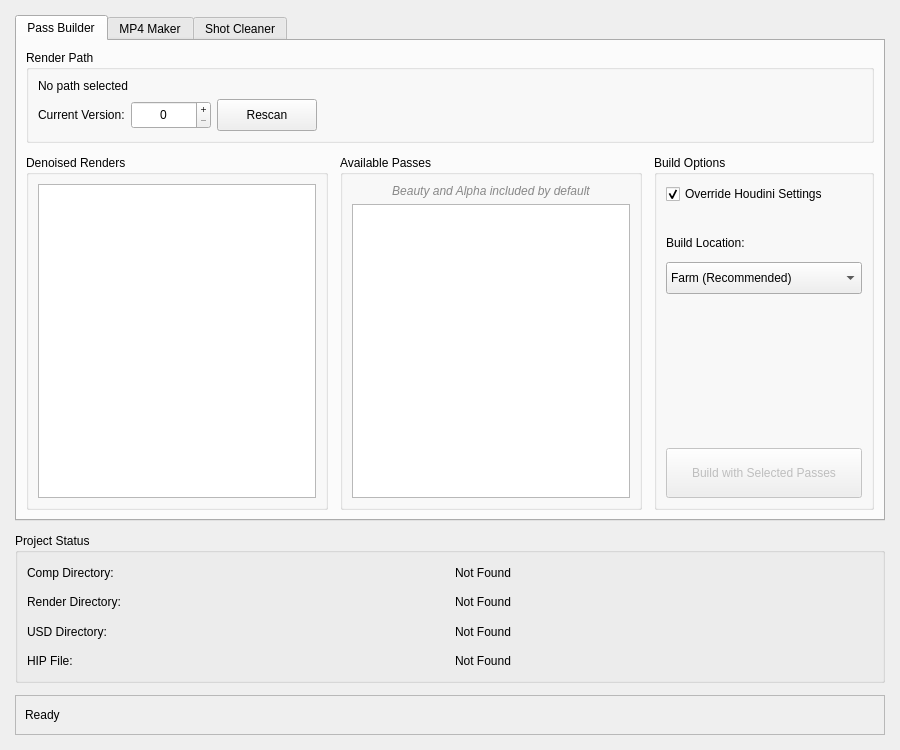
This is resources/ui/la_shottools_ui.ui in cpt-cabbage/luma_tools as Qt 5 draws it before an edit. The edited form follows.
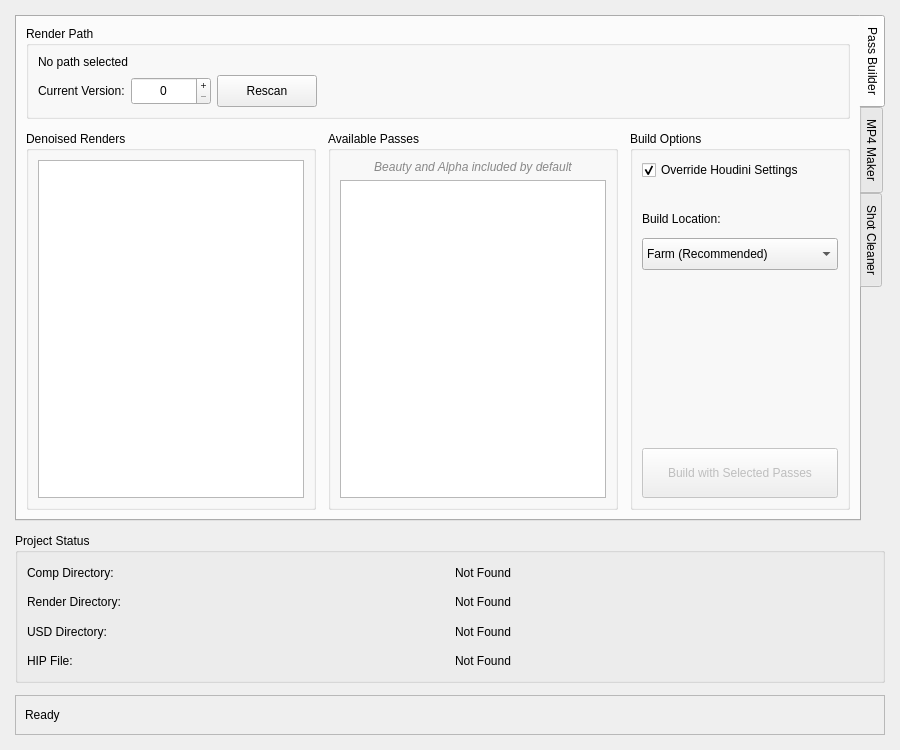
This is the edited form.

Commit message:
Improve tabs styling - make them bigger, slicker, and positioned to the right
- Position tabs on the right side of the window (QTabWidget::East)
- Increase tab size: 70px height, 140px min width
- Add custom styling with larger font (14pt bold)
- Add rounded corners and professional spacing
- Implement blue highlight color for selected tabs
- Add smooth hover effects and transitions

Diff of the .ui file:
```diff
--- a/resources/ui/la_shottools_ui.ui
+++ b/resources/ui/la_shottools_ui.ui
@@ -40,6 +40,15 @@
      <property name="currentIndex">
       <number>0</number>
      </property>
+     <property name="tabPosition">
+      <enum>QTabWidget::East</enum>
+     </property>
+     <property name="iconSize">
+      <size>
+       <width>24</width>
+       <height>24</height>
+      </size>
+     </property>
      <widget class="QWidget" name="passbuilder">
       <attribute name="title">
        <string>Pass Builder</string>
```
The commit also changes 1 other file.
